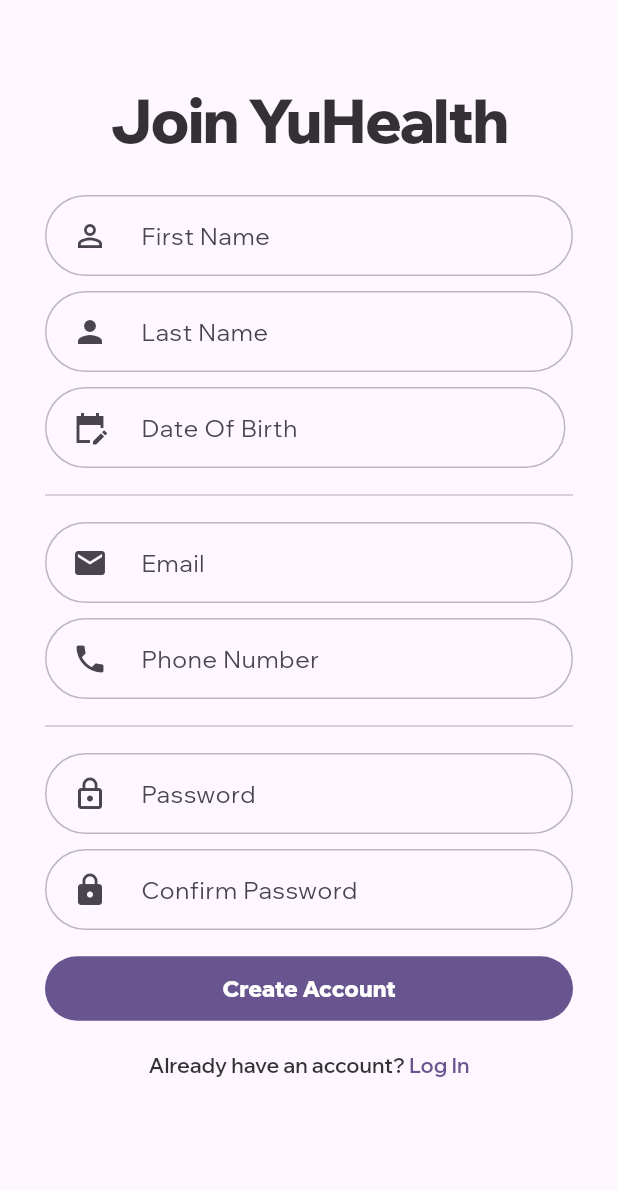
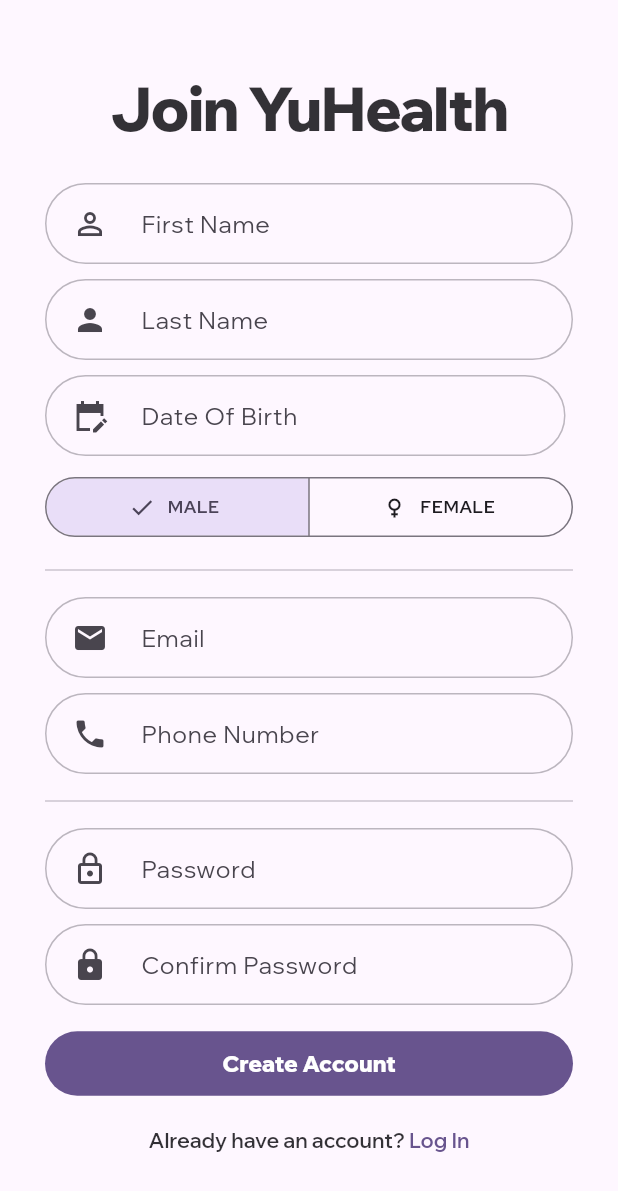
Before and after one commit to PremjithK/project_yu_health, a Flutter app: the SignupPage screen opened directly, on a phone screen of 412 x 824 dp. Shown: the top 1191 px of the screen. Run offline on Flutter 3.47's test engine with Material 2 defaults, Android fonts, the phone set to English and light mode, and no system bars; our stand-ins replace bloc, font_awesome_flutter, get; generated files the repository leaves out were written again; network calls fail.

Commit message:
Added 3 buttons to interact with doctor and also a gender picker in sign up page

```diff
--- a/lib/config/text_sizes.dart
+++ b/lib/config/text_sizes.dart
@@ -0,0 +1,22 @@
+//! GLOBAL TEXT SIZES
+class TextSizes {
+  // Display
+  static double get displayLarge => h1;
+  static double get displayMedium => h2;
+
+  // Page Title / AppBar Title
+  static double get pageTitle => h4;
+
+  // Headings
+  static double get h1 => 40;
+  static double get h2 => 35;
+  static double get h3 => 30;
+  static double get h4 => 25;
+  static double get h5 => 20;
+  static double get h6 => 18;
+
+  // Body Text
+  static double get b1 => 16;
+  static double get b2 => 14;
+  static double get b3 => 12;
+}
--- a/lib/config/ui_sizes.dart
+++ b/lib/config/ui_sizes.dart
@@ -0,0 +1,4 @@
+// Common Global UI Sizes
+const globalPagePaddingX = 15;
+const globalPagePaddingY = 5;
+const globalContainerBorderRadius = 15;
--- a/lib/custom_widgets/circle_appbar_button.dart
+++ b/lib/custom_widgets/circle_appbar_button.dart
@@ -22,7 +22,7 @@ class CircleAppbarButton extends StatelessWidget {
       borderRadius: BorderRadius.circular(60),
       onTap: onTap,
       child: Container(
-        padding: EdgeInsets.all(size / 2.5),
+        padding: EdgeInsets.all(size / 2.0),
         decoration: BoxDecoration(
           color: theme.background,
           // boxShadow: [
--- a/lib/custom_widgets/lab_search_result.dart
+++ b/lib/custom_widgets/lab_search_result.dart
@@ -1,5 +1,6 @@
 import 'package:flutter/material.dart';
 import 'package:yu_health/config/alternateImages.dart';
+import 'package:yu_health/config/text_sizes.dart';
 import 'package:yu_health/custom_widgets/spacing.dart';
 import 'package:yu_health/custom_widgets/tag_item.dart';
 import 'package:yu_health/custom_widgets/text.dart';
--- a/lib/custom_widgets/profile_text_fields.dart
+++ b/lib/custom_widgets/profile_text_fields.dart
@@ -1,6 +1,6 @@
 import 'package:flutter/material.dart';
+import 'package:yu_health/config/text_sizes.dart';
 import 'package:yu_health/custom_widgets/spacing.dart';
-import 'package:yu_health/custom_widgets/text.dart';
 import 'package:yu_health/custom_widgets/theme.dart';
 
 class ProfileTextField extends StatefulWidget {
--- a/lib/custom_widgets/text.dart
+++ b/lib/custom_widgets/text.dart
@@ -10,6 +10,7 @@ class MyHeading extends StatelessWidget {
     this.letterSpacing = 0,
     this.weight = FontWeight.w800,
     this.textAlign,
+    this.height,
     super.key,
   });
 
@@ -18,6 +19,7 @@ class MyHeading extends StatelessWidget {
   final FontWeight weight;
   final double letterSpacing;
   final double? size;
+  final double? height;
   final TextAlign? textAlign;
 
   @override
@@ -30,7 +32,7 @@ class MyHeading extends StatelessWidget {
         fontSize: size,
         fontFamily: primaryFont,
         letterSpacing: letterSpacing,
-        height: 1,
+        height: height ?? 1,
         fontWeight: weight,
         color:
             (color == null) ? Theme.of(context).colorScheme.onBackground.withOpacity(0.9) : color,
@@ -79,19 +81,3 @@ class MyLabel extends StatelessWidget {
     );
   }
 }
-
-// Common text sizes
-class TextSizes {
-  // Headings
-  static double get h1 => 40;
-  static double get h2 => 35;
-  static double get h3 => 30;
-  static double get h4 => 25;
-  static double get h5 => 20;
-  static double get h6 => 18;
-
-  // Body
-  static double get b1 => 16;
-  static double get b2 => 14;
-  static double get b3 => 12;
-}
--- a/lib/custom_widgets/text_fields.dart
+++ b/lib/custom_widgets/text_fields.dart
@@ -1,7 +1,6 @@
 import 'package:flutter/material.dart';
-import 'package:flutter/services.dart';
+import 'package:yu_health/config/text_sizes.dart';
 import 'package:yu_health/custom_widgets/spacing.dart';
-import 'package:yu_health/custom_widgets/text.dart';
 import 'package:yu_health/custom_widgets/theme.dart';
 
 const double fontSize = 16;
--- a/lib/screens/dashboard_page/view/dashboard_page.dart
+++ b/lib/screens/dashboard_page/view/dashboard_page.dart
@@ -1,6 +1,7 @@
 import 'package:flutter/material.dart';
 import 'package:font_awesome_flutter/font_awesome_flutter.dart';
 import 'package:get/get.dart';
+import 'package:yu_health/config/text_sizes.dart';
 import 'package:yu_health/custom_widgets/dashboard_circle_option.dart';
 import 'package:yu_health/custom_widgets/dashboard_long_option.dart';
 import 'package:yu_health/custom_widgets/image_banner_card.dart';
--- a/lib/screens/login_page/view/login_page.dart
+++ b/lib/screens/login_page/view/login_page.dart
@@ -40,7 +40,6 @@ class LoginPage extends StatelessWidget {
                         children: [
                           const MyHeading(
                             text: 'Log In',
-                            weight: FontWeight.w800,
                             textAlign: TextAlign.center,
                             letterSpacing: -1,
                           ),
--- a/lib/screens/search_doctors_page/view/search_doctors_page.dart
+++ b/lib/screens/search_doctors_page/view/search_doctors_page.dart
@@ -1,5 +1,6 @@
 import 'package:flutter/material.dart';
 import 'package:get/get.dart';
+import 'package:yu_health/config/text_sizes.dart';
 import 'package:yu_health/custom_widgets/doctor_search_result_card.dart';
 import 'package:yu_health/custom_widgets/spacing.dart';
 import 'package:yu_health/custom_widgets/text.dart';
@@ -105,7 +106,7 @@ class _SearchDoctorsPageState extends State<SearchDoctorsPage> {
                     heightspace(15),
                     MyHeading(
                       text: 'Search Doctors',
-                      size: TextSizes.h3,
+                      size: TextSizes.pageTitle,
                       letterSpacing: -1,
                     ),
                     heightspace(10),
--- a/lib/screens/search_labs.dart/view/search_labs_page.dart
+++ b/lib/screens/search_labs.dart/view/search_labs_page.dart
@@ -1,4 +1,5 @@
 import 'package:flutter/material.dart';
+import 'package:yu_health/config/text_sizes.dart';
 import 'package:yu_health/custom_widgets/lab_search_result.dart';
 import 'package:yu_health/custom_widgets/spacing.dart';
 import 'package:yu_health/custom_widgets/text.dart';
@@ -48,7 +49,7 @@ class SearchLabsPage extends StatelessWidget {
               children: [
                 MyHeading(
                   text: 'Search Labs',
-                  size: TextSizes.h3,
+                  size: TextSizes.pageTitle,
                   letterSpacing: -1,
                 ),
               ],
--- a/lib/screens/signup_page/view/signup_page.dart
+++ b/lib/screens/signup_page/view/signup_page.dart
@@ -1,6 +1,7 @@
 import 'package:flutter/material.dart';
 import 'package:get/get.dart';
 import 'package:intl/intl.dart';
+import 'package:yu_health/config/text_sizes.dart';
 import 'package:yu_health/custom_widgets/buttons.dart';
 import 'package:yu_health/custom_widgets/spacing.dart';
 import 'package:yu_health/custom_widgets/text.dart';
@@ -8,7 +9,7 @@ import 'package:yu_health/custom_widgets/text_fields.dart';
 import 'package:yu_health/screens/login_page/view/login_page.dart';
 
 class SignupPage extends StatefulWidget {
-  SignupPage({super.key});
+  const SignupPage({super.key});
 
   @override
   State<SignupPage> createState() => _SignupPageState();
@@ -24,6 +25,7 @@ class _SignupPageState extends State<SignupPage> {
   final TextEditingController _passwordConfirmController = TextEditingController();
 
   final _formKey = GlobalKey<FormState>();
+  String selectedGender = 'M';
 
   //DatePicker
   final TextEditingController _dateController = TextEditingController();
@@ -52,6 +54,8 @@ class _SignupPageState extends State<SignupPage> {
       });
       print(DateTime.now().year - picked.year);
     }
+
+    // Gender Selection
   }
 
   @override
@@ -66,9 +70,10 @@ class _SignupPageState extends State<SignupPage> {
           key: _formKey,
           child: Center(
             child: ListView(
+              shrinkWrap: true,
               padding: const EdgeInsets.symmetric(horizontal: 30),
               children: [
-                heightspace(60),
+                heightspace(30),
                 const MyHeading(
                   text: 'Join YuHealth',
                   textAlign: TextAlign.center,
@@ -121,8 +126,38 @@ class _SignupPageState extends State<SignupPage> {
                     widthspace(5),
                   ],
                 ),
+                //
+                heightspace(10),
+
+                //! Segmented Button to pick gender
+                SegmentedButton<String>(
+                  segments: const [
+                    ButtonSegment(
+                      value: 'M',
+                      icon: Icon(Icons.male),
+                      label: MyLabel(
+                        text: 'MALE',
+                        weight: FontWeight.w600,
+                      ),
+                    ),
+                    ButtonSegment(
+                      value: 'F',
+                      icon: Icon(Icons.female),
+                      label: MyLabel(
+                        text: 'FEMALE',
+                        weight: FontWeight.w600,
+                      ),
+                    ),
+                  ],
+                  selected: <String>{selectedGender},
+                  onSelectionChanged: (Set<String> gender) {
+                    print(gender.first);
+                  },
+                ),
+
                 heightspace(10),
                 const Divider(),
+                // Contact Fields
                 heightspace(10),
                 MyTextFormField(
                   controller: _emailController,
--- a/lib/screens/user_profile_page/view/user_profile_page.dart
+++ b/lib/screens/user_profile_page/view/user_profile_page.dart
@@ -1,4 +1,5 @@
 import 'package:flutter/material.dart';
+import 'package:yu_health/config/text_sizes.dart';
 import 'package:yu_health/custom_widgets/profile_picture_large.dart';
 import 'package:yu_health/custom_widgets/profile_text_fields.dart';
 import 'package:yu_health/custom_widgets/spacing.dart';
@@ -24,7 +25,7 @@ class UserProfilePage extends StatelessWidget {
           children: [
             MyHeading(
               text: 'My Profile',
-              size: TextSizes.h3,
+              size: TextSizes.pageTitle,
               letterSpacing: -0.5,
             ),
             heightspace(25),
```
Also changed, not shown: lib/custom_widgets/buttons.dart (+44 -10 lines), lib/custom_widgets/my_app_bar.dart (added, +58 -0 lines), lib/custom_widgets/profile_picture_large.dart (+10 -10 lines), lib/screens/book_doctors_page/view/book_doctor_page.dart (+85 -17 lines).
